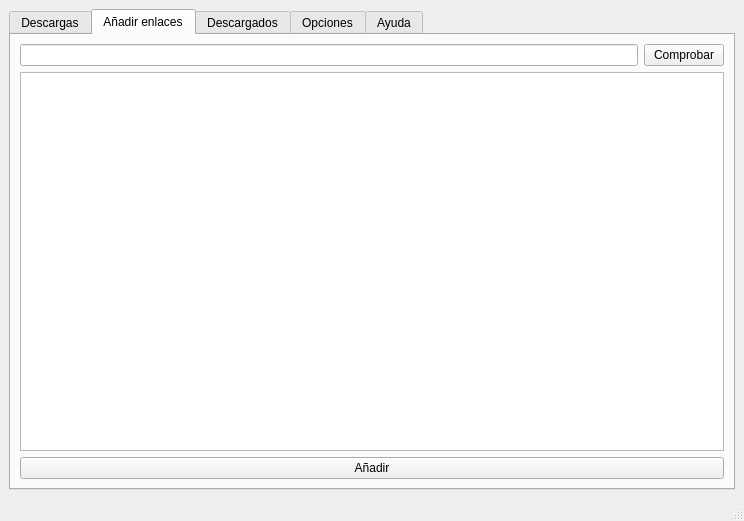
Above: ui/mainwindow.ui from shadowlink/Catucan before the change. Below: the same form after it.
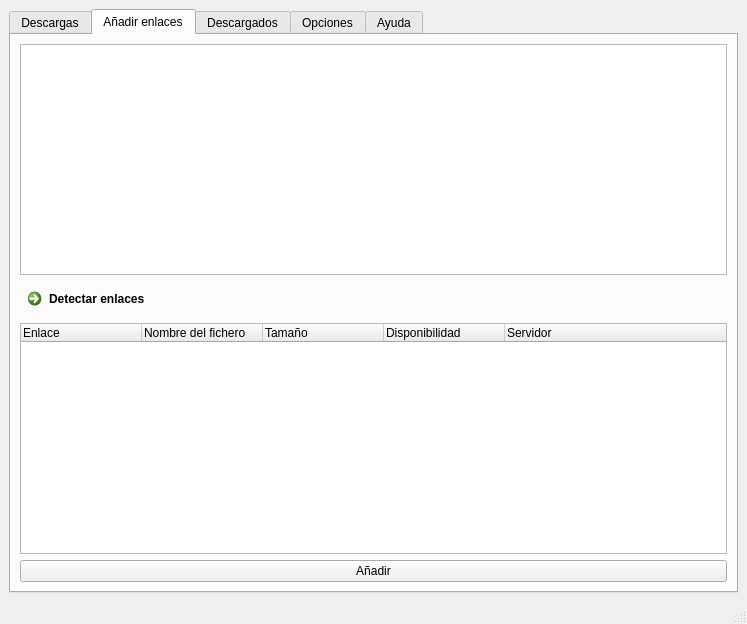
That is the form after the change. The open tabs and pages were chosen to show the change. Icons and pictures are not drawn.

```diff
--- a/ui/mainwindow.ui
+++ b/ui/mainwindow.ui
@@ -6,8 +6,8 @@
    <rect>
     <x>0</x>
     <y>0</y>
-    <width>744</width>
-    <height>521</height>
+    <width>747</width>
+    <height>624</height>
    </rect>
   </property>
   <property name="windowTitle">
@@ -113,23 +113,55 @@
        </attribute>
        <layout class="QGridLayout" name="gridLayout_3">
         <item row="0" column="0">
-         <layout class="QHBoxLayout" name="horizontalLayout">
+         <layout class="QVBoxLayout" name="verticalLayout">
           <item>
-           <widget class="QLineEdit" name="edText"/>
+           <widget class="QTextEdit" name="textAdd"/>
           </item>
           <item>
-           <widget class="QPushButton" name="btAdd">
+           <widget class="QCommandLinkButton" name="btAdd">
             <property name="text">
-             <string>Comprobar</string>
+             <string>Detectar enlaces</string>
+            </property>
+            <property name="icon">
+             <iconset resource="../resource.qrc">
+              <normaloff>:/resource/lupa.png</normaloff>:/resource/lupa.png</iconset>
             </property>
            </widget>
           </item>
-         </layout>
-        </item>
-        <item row="1" column="0">
-         <layout class="QVBoxLayout" name="verticalLayout_2">
           <item>
-           <widget class="QListWidget" name="lbMyList"/>
+           <widget class="QTreeWidget" name="tComprobados">
+            <property name="columnCount">
+             <number>5</number>
+            </property>
+            <attribute name="headerDefaultSectionSize">
+             <number>121</number>
+            </attribute>
+            <column>
+             <property name="text">
+              <string>Enlace</string>
+             </property>
+            </column>
+            <column>
+             <property name="text">
+              <string>Nombre del fichero</string>
+             </property>
+            </column>
+            <column>
+             <property name="text">
+              <string>Tamaño</string>
+             </property>
+            </column>
+            <column>
+             <property name="text">
+              <string>Disponibilidad</string>
+             </property>
+            </column>
+            <column>
+             <property name="text">
+              <string>Servidor</string>
+             </property>
+            </column>
+           </widget>
           </item>
           <item>
            <widget class="QPushButton" name="btAgregar">
```
Left out of the diff: 4 changed lines with no effect on the pictures.
